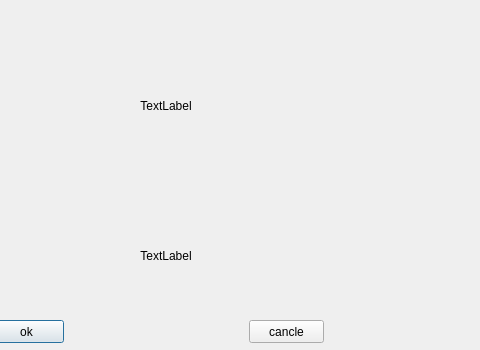
First picture: the form in envelopinidialog.ui, repository jihaoqin/CAM_Qt, before the edit; both pictures show x 121 to 601 and y 130 to 480 of the 601 by 480 pixel window.
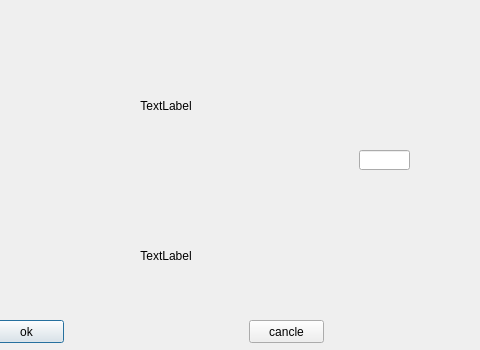
Second picture: the form after the edit. Icons and pictures are not drawn.

What changed in the file:
```diff
--- a/envelopinidialog.ui
+++ b/envelopinidialog.ui
@@ -123,6 +123,16 @@
     <string>cancle</string>
    </property>
   </widget>
+  <widget class="QLineEdit" name="incMLLineEdit">
+   <property name="geometry">
+    <rect>
+     <x>480</x>
+     <y>280</y>
+     <width>51</width>
+     <height>20</height>
+    </rect>
+   </property>
+  </widget>
  </widget>
  <resources/>
  <connections/>
```
Left out of the diff: 2 changed lines with no effect on the pictures.
